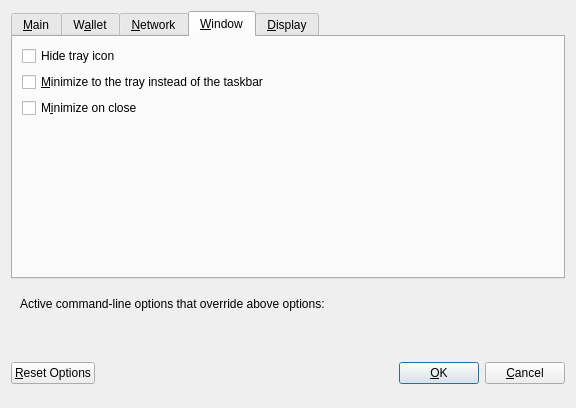
Before: the Qt Designer form src/qt/forms/optionsdialog.ui in soom-4th-blockchain/soom-core, drawn with Qt 5.
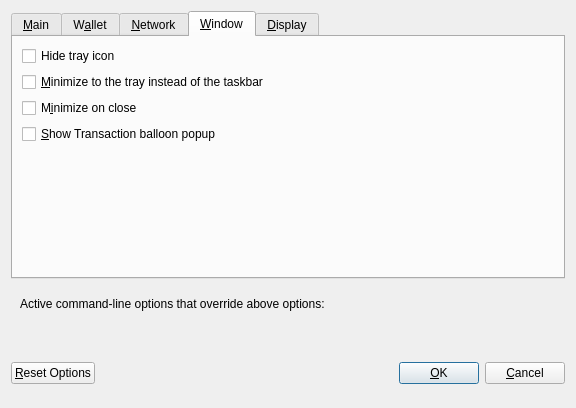
After: the same form once the commit is applied. The open tabs and pages were chosen to show the change. Custom widgets are drawn as their Qt base class.

Commit message: Fix bug(addressbook column width, tx popup limit), Add Option(show popup), Fix locale data

```diff
--- a/src/qt/forms/optionsdialog.ui
+++ b/src/qt/forms/optionsdialog.ui
@@ -544,6 +544,16 @@
          </property>
         </widget>
        </item>
+       <item>
+        <widget class="QCheckBox" name="showBalloonPopup">
+         <property name="toolTip">
+          <string>Show balloon popups for new transactions.</string>
+         </property>
+         <property name="text">
+          <string>&amp;Show Transaction balloon popup</string>
+         </property>
+        </widget>
+       </item>
        <item>
         <spacer name="verticalSpacer_Window">
          <property name="orientation">
```
Left out of the diff: 2 changed lines with no effect on the pictures. The commit also changes 16 other files.
